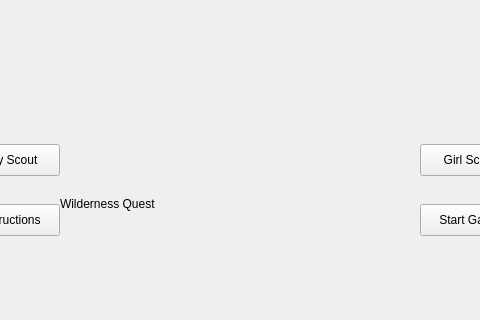
The window that EducationalApp/startpage.ui (wildberryprincess/WildernessQuest-Wasm) describes before a commit, drawn with Qt 5; both pictures show x 490 to 970 and y 146 to 466 of the 1450 by 780 pixel window.
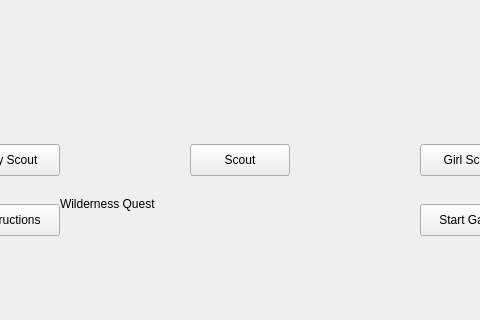
The same window after the commit.

Commit message: Button for nonBinary added and fixed. Need to add the image next.

```diff
--- a/EducationalApp/startpage.ui
+++ b/EducationalApp/startpage.ui
@@ -78,6 +78,19 @@
     <string>Girl Scout</string>
    </property>
   </widget>
+  <widget class="QPushButton" name="nonBinaryScoutButton">
+   <property name="geometry">
+    <rect>
+     <x>680</x>
+     <y>290</y>
+     <width>100</width>
+     <height>32</height>
+    </rect>
+   </property>
+   <property name="text">
+    <string>Scout</string>
+   </property>
+  </widget>
  </widget>
  <resources/>
  <connections/>
```
The commit also changes 4 other files.
